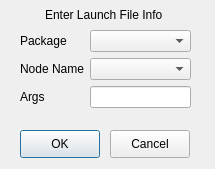
First picture: the form in landside/catkin_ws/src/gui/resource/LaunchDialog.ui, repository DukeRobotics/robosub-ros, before the edit.
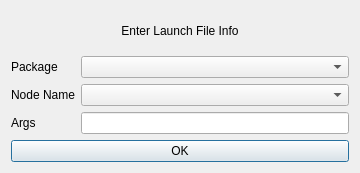
Second picture: the form after the edit.

```diff
--- a/landside/catkin_ws/src/gui/resource/LaunchDialog.ui
+++ b/landside/catkin_ws/src/gui/resource/LaunchDialog.ui
@@ -6,35 +6,40 @@
    <rect>
     <x>0</x>
     <y>0</y>
-    <width>215</width>
-    <height>169</height>
+    <width>360</width>
+    <height>173</height>
    </rect>
   </property>
+  <property name="sizePolicy">
+   <sizepolicy hsizetype="Expanding" vsizetype="Preferred">
+    <horstretch>0</horstretch>
+    <verstretch>0</verstretch>
+   </sizepolicy>
+  </property>
   <property name="windowTitle">
    <string>Form</string>
   </property>
-  <widget class="QWidget" name="formLayoutWidget">
-   <property name="geometry">
-    <rect>
-     <x>20</x>
-     <y>30</y>
-     <width>171</width>
-     <height>89</height>
-    </rect>
-   </property>
-   <layout class="QFormLayout" name="formLayout">
-    <item row="0" column="0">
-     <widget class="QLabel" name="label">
+  <layout class="QVBoxLayout" name="vertical_layout">
+   <item>
+    <widget class="QLabel" name="title_label">
+     <property name="enabled">
+      <bool>true</bool>
+     </property>
       <property name="text">
-       <string>Package</string>
+      <string>Enter Launch File Info</string>
+     </property>
+     <property name="alignment">
+      <set>Qt::AlignCenter</set>
       </property>
      </widget>
     </item>
+   <item>
+    <layout class="QFormLayout" name="form_layout">
     <item row="0" column="1">
      <widget class="QComboBox" name="package_name_box"/>
     </item>
     <item row="1" column="0">
-     <widget class="QLabel" name="label_2">
+      <widget class="QLabel" name="node_name_label">
       <property name="text">
        <string>Node Name</string>
       </property>
@@ -44,7 +49,7 @@
      <widget class="QComboBox" name="node_name_box"/>
     </item>
     <item row="2" column="0">
-     <widget class="QLabel" name="label_3">
+      <widget class="QLabel" name="args_label">
       <property name="text">
        <string>Args</string>
       </property>
@@ -53,47 +58,27 @@
     <item row="2" column="1">
      <widget class="QLineEdit" name="args_input"/>
     </item>
-   </layout>
-  </widget>
-  <widget class="QLabel" name="label_4">
-   <property name="geometry">
-    <rect>
-     <x>45</x>
-     <y>5</y>
-     <width>131</width>
-     <height>20</height>
-    </rect>
-   </property>
+     <item row="0" column="0">
+      <widget class="QLabel" name="package_name_label">
    <property name="text">
-    <string>Enter Launch File Info</string>
-   </property>
-  </widget>
+        <string>Package</string>
+       </property>
+      </widget>
+     </item>
+    </layout>
+   </item>
+   <item>
+    <layout class="QHBoxLayout" name="horizontal_layout">
+     <item>
   <widget class="QPushButton" name="accept_button">
-   <property name="geometry">
-    <rect>
-     <x>20</x>
-     <y>130</y>
-     <width>80</width>
-     <height>28</height>
-    </rect>
-   </property>
    <property name="text">
     <string>OK</string>
    </property>
   </widget>
-  <widget class="QPushButton" name="cancel_button">
-   <property name="geometry">
-    <rect>
-     <x>110</x>
-     <y>130</y>
-     <width>80</width>
-     <height>28</height>
-    </rect>
-   </property>
-   <property name="text">
-    <string>Cancel</string>
-   </property>
-  </widget>
+     </item>
+    </layout>
+   </item>
+  </layout>
  </widget>
  <resources/>
  <connections/>
```
Left out of the diff: 6 changed lines with no effect on the pictures. Lines whose indentation alone changed are shown as unchanged.
